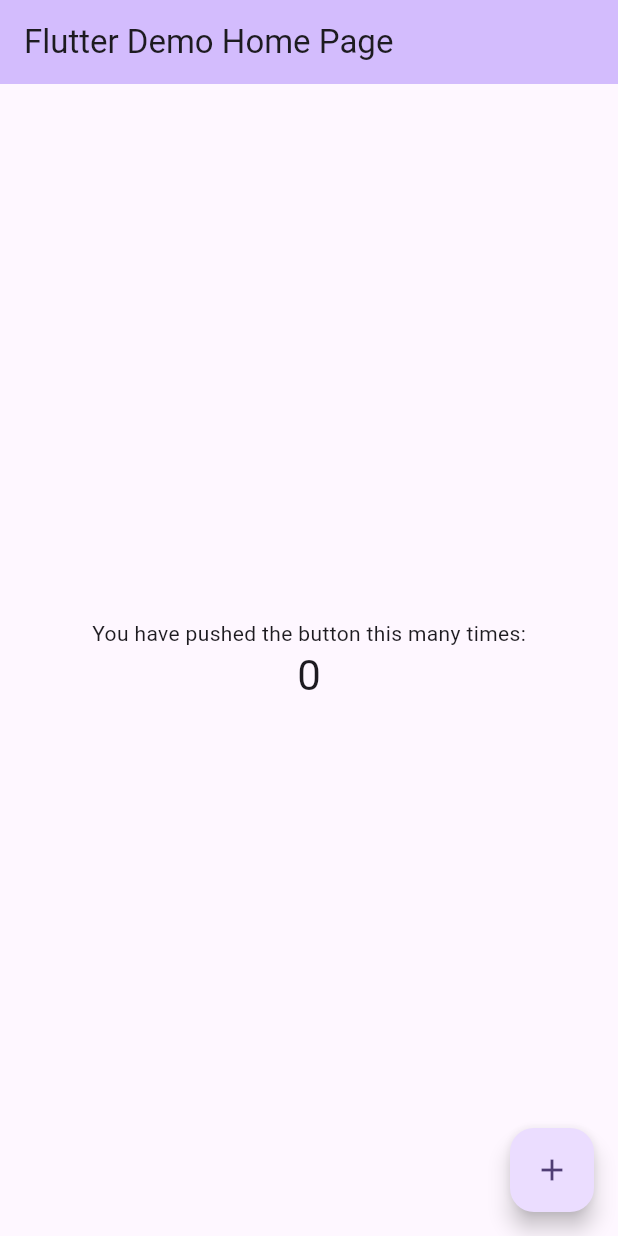
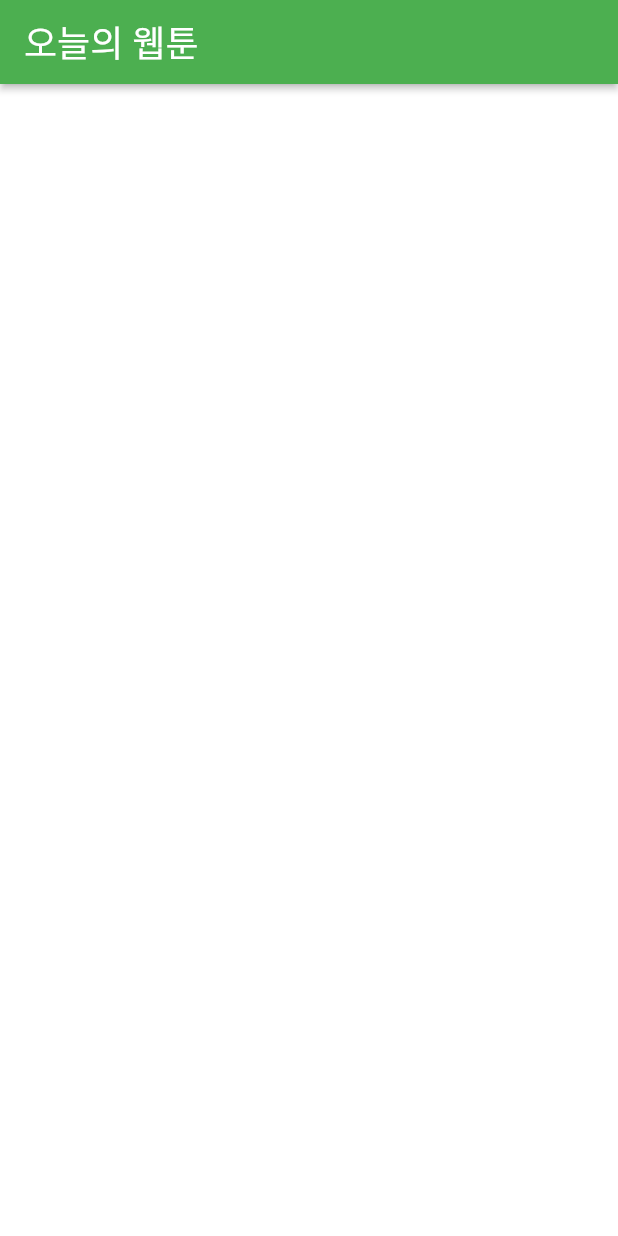
Before and after one commit to jay-hawk/toonflix, a Flutter app: the screen it shows after launch, on a phone screen of 412 x 824 dp. Run offline on Flutter 3.47's test engine with Material 2 defaults, Android fonts, the phone set to English and light mode, and no system bars.

Commit message:
Feat: 웹툰 폼 스크린 추가

```diff
--- a/lib/main.dart
+++ b/lib/main.dart
@@ -1,125 +1,21 @@
 import 'package:flutter/material.dart';
+import 'package:toonflix/screens/home_screen.dart';
+import 'package:toonflix/services/api_service.dart';
 
 void main() {
-  runApp(const MyApp());
+  ApiService().getTodaysToons();
+  runApp(const App());
 }
 
-class MyApp extends StatelessWidget {
-  const MyApp({super.key});
+class App extends StatelessWidget {
+  const App({super.key});
+  //이 위젯의 key를 stateless widget이라는 슈퍼클래스에 보낸다
+  // 위젯은 key라는 값을 가지고 있고, ID처럼 쓰인다
 
-  // This widget is the root of your application.
   @override
   Widget build(BuildContext context) {
-    return MaterialApp(
-      title: 'Flutter Demo',
-      theme: ThemeData(
-        // This is the theme of your application.
-        //
-        // TRY THIS: Try running your application with "flutter run". You'll see
-        // the application has a blue toolbar. Then, without quitting the app,
-        // try changing the seedColor in the colorScheme below to Colors.green
-        // and then invoke "hot reload" (save your changes or press the "hot
-        // reload" button in a Flutter-supported IDE, or press "r" if you used
-        // the command line to start the app).
-        //
-        // Notice that the counter didn't reset back to zero; the application
-        // state is not lost during the reload. To reset the state, use hot
-        // restart instead.
-        //
-        // This works for code too, not just values: Most code changes can be
-        // tested with just a hot reload.
-        colorScheme: ColorScheme.fromSeed(seedColor: Colors.deepPurple),
-        useMaterial3: true,
-      ),
-      home: const MyHomePage(title: 'Flutter Demo Home Page'),
+    return const MaterialApp(
+      home: HomeScreen(),
     );
   }
 }
-
-class MyHomePage extends StatefulWidget {
-  const MyHomePage({super.key, required this.title});
-
-  // This widget is the home page of your application. It is stateful, meaning
-  // that it has a State object (defined below) that contains fields that affect
-  // how it looks.
-
-  // This class is the configuration for the state. It holds the values (in this
-  // case the title) provided by the parent (in this case the App widget) and
-  // used by the build method of the State. Fields in a Widget subclass are
-  // always marked "final".
-
-  final String title;
-
-  @override
-  State<MyHomePage> createState() => _MyHomePageState();
-}
-
-class _MyHomePageState extends State<MyHomePage> {
-  int _counter = 0;
-
-  void _incrementCounter() {
-    setState(() {
-      // This call to setState tells the Flutter framework that something has
-      // changed in this State, which causes it to rerun the build method below
-      // so that the display can reflect the updated values. If we changed
-      // _counter without calling setState(), then the build method would not be
-      // called again, and so nothing would appear to happen.
-      _counter++;
-    });
-  }
-
-  @override
-  Widget build(BuildContext context) {
-    // This method is rerun every time setState is called, for instance as done
-    // by the _incrementCounter method above.
-    //
-    // The Flutter framework has been optimized to make rerunning build methods
-    // fast, so that you can just rebuild anything that needs updating rather
-    // than having to individually change instances of widgets.
-    return Scaffold(
-      appBar: AppBar(
-        // TRY THIS: Try changing the color here to a specific color (to
-        // Colors.amber, perhaps?) and trigger a hot reload to see the AppBar
-        // change color while the other colors stay the same.
-        backgroundColor: Theme.of(context).colorScheme.inversePrimary,
-        // Here we take the value from the MyHomePage object that was created by
-        // the App.build method, and use it to set our appbar title.
-        title: Text(widget.title),
-      ),
-      body: Center(
-        // Center is a layout widget. It takes a single child and positions it
-        // in the middle of the parent.
-        child: Column(
-          // Column is also a layout widget. It takes a list of children and
-          // arranges them vertically. By default, it sizes itself to fit its
-          // children horizontally, and tries to be as tall as its parent.
-          //
-          // Column has various properties to control how it sizes itself and
-          // how it positions its children. Here we use mainAxisAlignment to
-          // center the children vertically; the main axis here is the vertical
-          // axis because Columns are vertical (the cross axis would be
-          // horizontal).
-          //
-          // TRY THIS: Invoke "debug painting" (choose the "Toggle Debug Paint"
-          // action in the IDE, or press "p" in the console), to see the
-          // wireframe for each widget.
-          mainAxisAlignment: MainAxisAlignment.center,
-          children: <Widget>[
-            const Text(
-              'You have pushed the button this many times:',
-            ),
-            Text(
-              '$_counter',
-              style: Theme.of(context).textTheme.headlineMedium,
-            ),
-          ],
-        ),
-      ),
-      floatingActionButton: FloatingActionButton(
-        onPressed: _incrementCounter,
-        tooltip: 'Increment',
-        child: const Icon(Icons.add),
-      ), // This trailing comma makes auto-formatting nicer for build methods.
-    );
-  }
-}
--- /dev/null
+++ b/lib/screens/home_screen.dart
@@ -0,0 +1,24 @@
+import 'package:flutter/material.dart';
+
+class HomeScreen extends StatelessWidget {
+  const HomeScreen({Key? key}) : super(key: key);
+
+  @override
+  Widget build(BuildContext context) {
+    return Scaffold(
+      backgroundColor: Colors.white,
+      appBar: AppBar(
+        backgroundColor: Colors.green,
+        foregroundColor: Colors.white,
+        elevation: 2,
+        title: Text(
+          "오늘의 웹툰",
+          style: TextStyle(
+            fontSize: 24,
+            fontWeight: FontWeight.w400,
+          ),
+        ),
+      ),
+    );
+  }
+}
```
